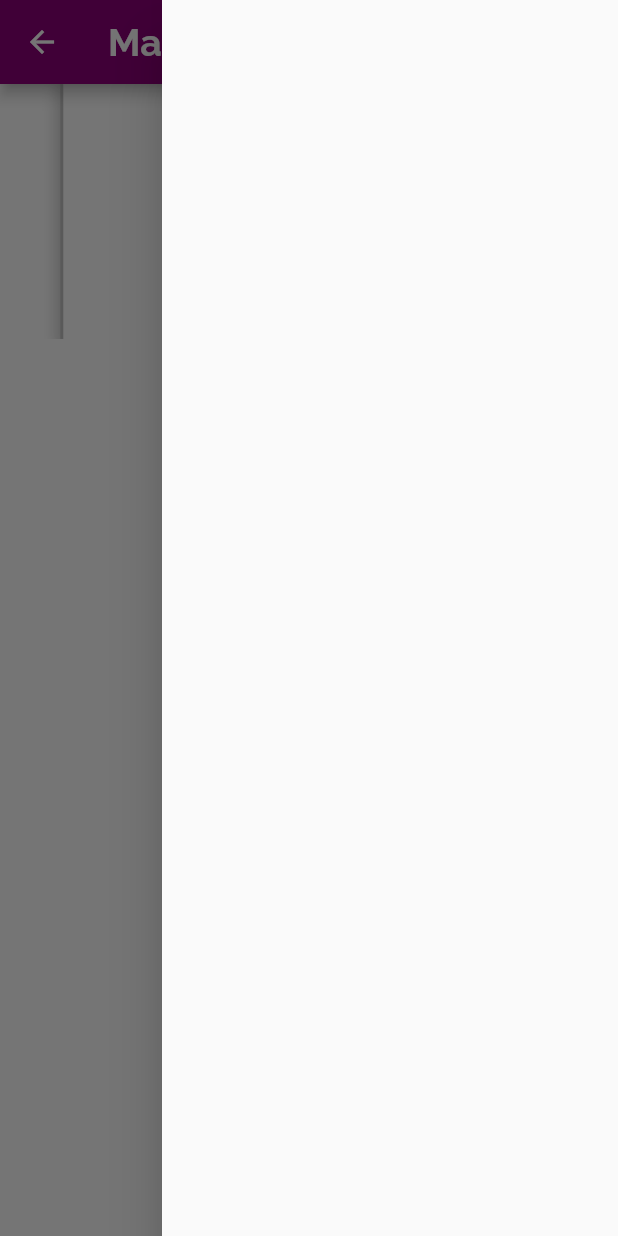
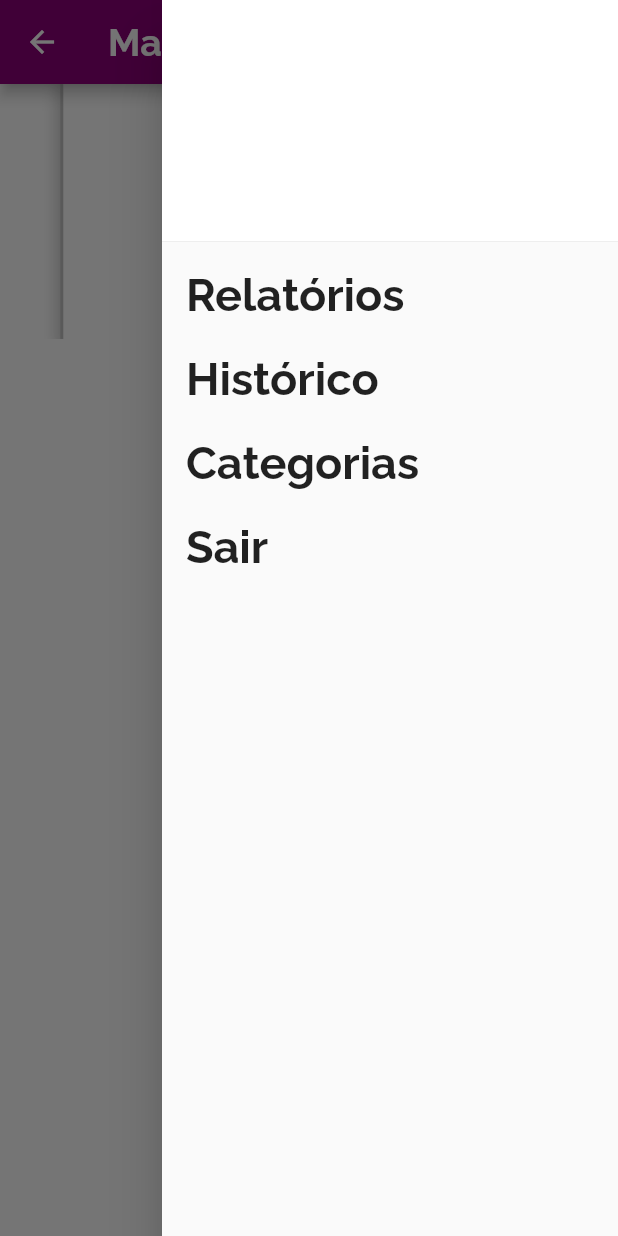
Before and after one commit to paulocfferrao/realSpentApp, a Flutter app: the Home_screen screen opened by its route, with the side drawer open, on a phone screen of 412 x 824 dp. Run offline on Flutter 3.47's test engine with Material 2 defaults, Android fonts, the phone set to English and light mode, and no system bars; drawn by our look-alikes of carousel_slider; our stand-ins replace animated_text_kit, cloud_firestore, firebase_auth, firebase_core, flutter_masked_text, modal_progress_hud; missing offline and left inert: confirm_dialog; accounts and stored records are empty.

Commit message:
Criado menu lateral

```diff
--- /dev/null
+++ b/lib/components/menu.dart
@@ -0,0 +1,56 @@
+import 'package:flutter/cupertino.dart';
+import 'package:flutter/material.dart';
+import 'package:real_spent_app/components/menuItem.dart';
+import 'package:real_spent_app/constants.dart';
+import 'package:real_spent_app/model/Usuario.dart';
+
+class Menu extends StatelessWidget {
+  const Menu({
+    Key key,
+  }) : super(key: key);
+
+  @override
+  Widget build(BuildContext context) {
+    return Drawer(
+      child: ListView(
+        padding: EdgeInsets.zero,
+        children: <Widget>[
+          DrawerHeader(
+            child: Text(
+              Usuario.emailLogado(),
+              style: kTextStyle,
+            ),
+            decoration: BoxDecoration(
+              shape: BoxShape.rectangle,
+              color: kBackgroundColor,
+            ),
+          ),
+          MenuItem(
+            texto: "Relatórios",
+            onTapF: () {
+              //todo: Programar tela de relatórios
+            },
+          ),
+          MenuItem(
+            texto: "Histórico",
+            onTapF: () {
+              //todo: Programar tela de Histórico
+            },
+          ),
+          MenuItem(
+            texto: "Categorias",
+            onTapF: () {
+              //todo: Programar manutenção de categarias
+            },
+          ),
+          MenuItem(
+            texto: "Sair",
+            onTapF: () {
+              Usuario.sair(context);
+            },
+          ),
+        ],
+      ),
+    );
+  }
+}
--- /dev/null
+++ b/lib/components/menuItem.dart
@@ -0,0 +1,25 @@
+import 'package:flutter/cupertino.dart';
+import 'package:flutter/material.dart';
+import 'package:real_spent_app/constants.dart';
+
+class MenuItem extends StatelessWidget {
+  const MenuItem({
+    Key key,
+    this.texto,
+    this.onTapF,
+  }) : super(key: key);
+
+  final String texto;
+  final Function onTapF;
+
+  @override
+  Widget build(BuildContext context) {
+    return ListTile(
+      title: Text(
+        texto,
+        style: kOptionsTextStyle,
+      ),
+      onTap: onTapF,
+    );
+  }
+}
--- a/lib/model/Usuario.dart
+++ b/lib/model/Usuario.dart
@@ -1,5 +1,9 @@
 import 'package:cloud_firestore/cloud_firestore.dart';
 import 'package:firebase_auth/firebase_auth.dart';
+import 'package:flutter/cupertino.dart';
+import 'package:real_spent_app/util/utilFirebase.dart';
+import 'package:real_spent_app/views/waitingScreen.dart';
+import 'package:real_spent_app/views/welcome_screen.dart';
 
 final usuarios = FirebaseFirestore.instance.collection("usuarios");
 FirebaseAuth auth = FirebaseAuth.instance;
@@ -49,7 +53,13 @@ class Usuario {
     };
   }
 
-  String emailLogado() {
-    return auth.currentUser.email;
+  static String emailLogado() {
+    return auth.currentUser.email == null ? null : auth.currentUser.email;
+  }
+
+  static void sair(context) {
+    auth.signOut();
+    Navigator.pop(context);
+    Navigator.pushNamed(context, WelcomeScreen.id);
   }
 }
--- a/lib/views/home_screen.dart
+++ b/lib/views/home_screen.dart
@@ -1,9 +1,8 @@
 import 'dart:math';
-
-import 'package:flutter/foundation.dart';
 import 'package:flutter/material.dart';
 import 'package:carousel_slider/carousel_slider.dart';
 import 'package:real_spent_app/components/ListaOperacoes.dart';
+import 'package:real_spent_app/components/menu.dart';
 import 'package:real_spent_app/constants.dart';
 import 'package:real_spent_app/util/buildValueListenableBuilder.dart';
 import 'package:real_spent_app/util/datas.dart';
@@ -25,8 +24,6 @@ class _Home_screenState extends State<Home_screen>
 
   @override
   Widget build(BuildContext context) {
-    //TODO: Programar tela inicial do app.
-
     //Text total = ;
 
     print(globals.totalSaidas.toString() + " --Saídas - HOme");
@@ -50,9 +47,7 @@ class _Home_screenState extends State<Home_screen>
           style: kTextStyle,
         ),
       ),
-      endDrawer: Drawer(
-          //TODO: Relatórios, histórico, Categogias, Logout
-          ),
+      endDrawer: Menu(),
       backgroundColor: kBackgroundColor,
       floatingActionButton: FloatingActionButton.extended(
         onPressed: () {
--- a/lib/views/waitingScreen.dart
+++ b/lib/views/waitingScreen.dart
@@ -1,6 +1,5 @@
 import 'package:animated_text_kit/animated_text_kit.dart';
 import 'package:flutter/material.dart';
-import 'package:real_spent_app/components/ListaOperacoes.dart';
 import 'package:real_spent_app/util/utilFirebase.dart';
 import 'package:real_spent_app/constants.dart';
 
@@ -14,7 +13,7 @@ class _WaitingScreenState extends State<WaitingScreen>
     with SingleTickerProviderStateMixin {
   @override
   void initState() {
-    UtilFirebase().testUser(context);
+    UtilFirebase.testUser(context);
 
     super.initState();
   }
```
Also changed, not shown: lib/util/utilFirebase.dart (+2 -66 lines), lib/views/login_screen.dart (+100 -96 lines).
